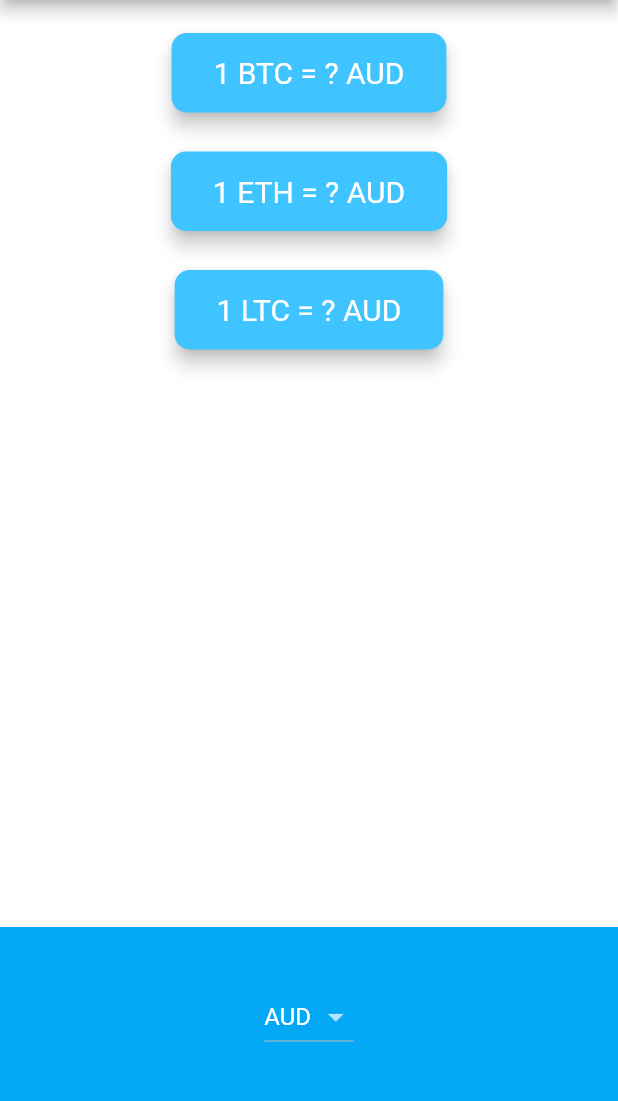
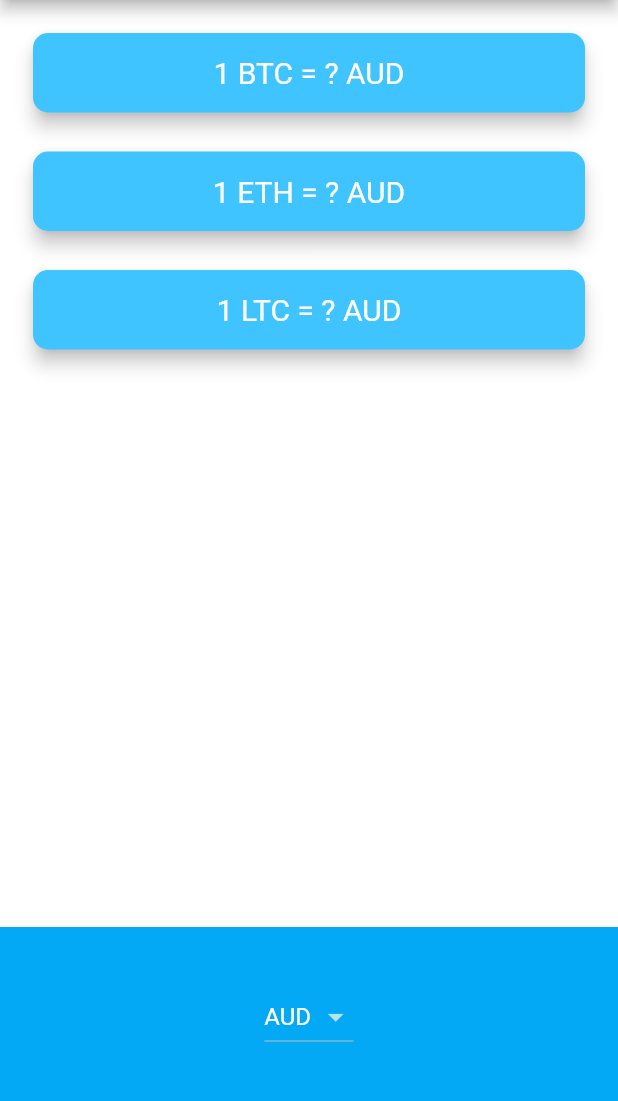
Before and after one commit to Buenaventura-Celine/Bitcoin-Ticker-Challenge, a Flutter app: the screen it shows after launch, on a phone screen of 412 x 824 dp, the part 84-1185 px from its top. Run offline on Flutter 3.47's test engine with Material 2 defaults, Android fonts, the phone set to English and light mode, and no system bars; network calls fail.

```diff
--- a/gold_challenge/lib/price_screen.dart
+++ b/gold_challenge/lib/price_screen.dart
@@ -81,6 +81,29 @@ class _PriceScreenState extends State<PriceScreen> {
   }
 
   //TODO: For bonus points, create a method that loops through the cryptoList and generates a CryptoCard for each.
+  Column cryptoCardList() {
+    List<Widget> cryptoCards = [];
+    for (String crypto in cryptoList) {
+      var value;
+      if (crypto == 'BTC') {
+        value = BTCvalue;
+      } else if (crypto == 'ETH') {
+        value = ETHvalue;
+      } else if (crypto == 'LTC') {
+        value = LTCvalue;
+      }
+      var newItem = CryptoCard(
+        value: value,
+        selectedCurrency: selectedCurrency,
+        cryptoCurrency: crypto,
+      );
+      cryptoCards.add(newItem);
+    }
+    return Column(
+      crossAxisAlignment: CrossAxisAlignment.stretch,
+      children: cryptoCards,
+    );
+  }
 
   @override
   Widget build(BuildContext context) {
@@ -95,26 +118,7 @@ class _PriceScreenState extends State<PriceScreen> {
           //TODO 1: Refactor this Padding Widget into a separate Stateless Widget called CryptoCard, so we can create 3 of them, one for each cryptocurrency.
           //TODO 2: You'll need to able to pass the selectedCurrency, value and cryptoCurrency to the constructor of this CryptoCard Widget.
           //TODO 3: You'll need to use a Column Widget to contain the three CryptoCards.
-          Column(
-            mainAxisAlignment: MainAxisAlignment.center,
-            children: [
-              CryptoCard(
-                value: BTCvalue,
-                selectedCurrency: selectedCurrency,
-                cryptoCurrency: 'BTC',
-              ),
-              CryptoCard(
-                value: ETHvalue,
-                selectedCurrency: selectedCurrency,
-                cryptoCurrency: 'ETH',
-              ),
-              CryptoCard(
-                value: LTCvalue,
-                selectedCurrency: selectedCurrency,
-                cryptoCurrency: 'LTC',
-              ),
-            ],
-          ),
+          cryptoCardList(),
           Container(
             height: 150.0,
             alignment: Alignment.center,
```
